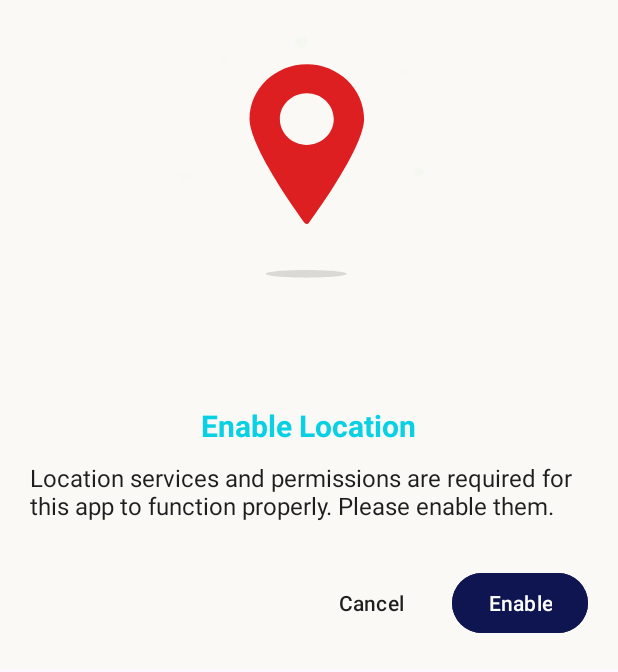
After one commit to Elgen19/SmartCity, an Android app: the layout location_permission_dialog.xml on its own in the app's theme, with its tools: preview values and no code run, on a phone screen of 412 x 824 dp. The commit adds this screen. Shown: the top 672 px of the screen. Run offline under Robolectric (Android 15) with nearby library versions, the phone set to English and light mode, and no system bars.

Commit message:
location permission and location check dialog

```diff
--- /dev/null
+++ b/app/src/main/res/layout/location_permission_dialog.xml
@@ -0,0 +1,69 @@
+<!-- res/layout/custom_dialog_layout.xml -->
+<LinearLayout xmlns:android="http://schemas.android.com/apk/res/android"
+    android:layout_width="match_parent"
+    android:layout_height="wrap_content"
+    xmlns:app="http://schemas.android.com/apk/res-auto"
+    android:background="@color/primary_color"
+    android:orientation="vertical"
+    android:padding="20dp">
+
+    <!-- ImageView for feature illustration -->
+    <com.airbnb.lottie.LottieAnimationView
+        android:id="@+id/lottieAnimation"
+        android:layout_width="match_parent"
+        android:layout_height="250dp"
+        app:lottie_rawRes="@raw/location"
+        android:layout_centerHorizontal="true"
+        app:lottie_autoPlay="true"
+        app:lottie_loop="true" />
+
+    <TextView
+        android:id="@+id/dialog_title"
+        android:layout_width="wrap_content"
+        android:layout_height="wrap_content"
+        android:text="Enable Location"
+        android:textStyle="bold"
+        android:textSize="20sp"
+        android:textAppearance="?android:attr/textAppearanceLarge"
+        android:textColor="@color/brand_color"
+        android:layout_gravity="center"
+        android:paddingBottom="10dp" />
+
+    <TextView
+        android:id="@+id/dialog_message"
+        android:layout_width="wrap_content"
+        android:layout_height="wrap_content"
+        android:gravity="fill_horizontal"
+        android:text="Location services and permissions are required for this app to function properly. Please enable them."
+        android:textColor="@color/gray"
+        android:textSize="16sp"
+        android:layout_marginBottom="20dp" />
+
+
+    <!-- Horizontal LinearLayout for buttons -->
+    <LinearLayout
+        android:layout_width="match_parent"
+        android:layout_height="wrap_content"
+        android:orientation="horizontal"
+        android:layout_marginTop="10dp"
+        android:gravity="end">
+
+        <Button
+            android:id="@+id/negative_button"
+            android:layout_width="wrap_content"
+            android:layout_height="wrap_content"
+            android:text="Cancel"
+            android:backgroundTint="@color/primary_color"
+            android:textColor="@color/gray"
+            android:layout_marginEnd="8dp" />
+
+        <Button
+            android:id="@+id/positive_button"
+            android:layout_width="wrap_content"
+            android:layout_height="wrap_content"
+            android:text="Enable"
+            android:backgroundTint="@color/secondary_color"
+            android:textColor="@android:color/white" />
+
+    </LinearLayout>
+</LinearLayout>
```
Also changed, not shown: app/src/main/java/com/elgenium/smartcity/MainActivity.kt (+117 -1 lines), app/src/main/res/raw/location.json (added, +1 -0 lines).
